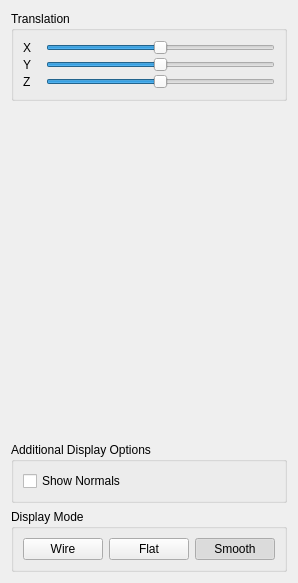
Above: Assignment 2/SidebarUi.ui from jdthorne/cpsc453 before the change. Below: the same form after it.
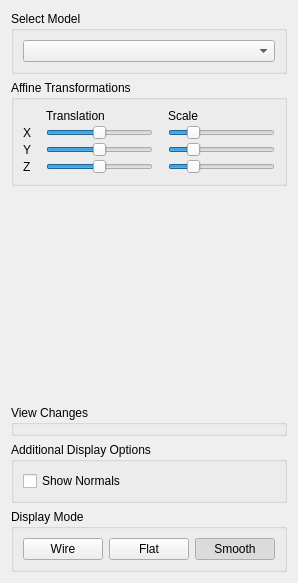
That is the form after the change.

```diff
--- a/Assignment 2/SidebarUi.ui
+++ b/Assignment 2/SidebarUi.ui
@@ -14,10 +14,22 @@
    <string>Form</string>
   </property>
   <layout class="QVBoxLayout" name="verticalLayout">
+   <item>
+    <widget class="QGroupBox" name="groupBox_4">
+     <property name="title">
+      <string>Select Model</string>
+     </property>
+     <layout class="QHBoxLayout" name="horizontalLayout_2">
+      <item>
+       <widget class="QComboBox" name="selectModel"/>
+      </item>
+     </layout>
+    </widget>
+   </item>
    <item>
     <widget class="QGroupBox" name="groupBox_2">
      <property name="title">
-      <string>Translation</string>
+      <string>Affine Transformations</string>
      </property>
      <layout class="QGridLayout" name="gridLayout">
       <property name="horizontalSpacing">
@@ -26,42 +38,56 @@
       <property name="verticalSpacing">
        <number>2</number>
       </property>
-      <item row="0" column="0">
+      <item row="2" column="2">
+       <widget class="QSlider" name="yScale">
+        <property name="maximum">
+         <number>5</number>
+        </property>
+        <property name="value">
+         <number>1</number>
+        </property>
+        <property name="orientation">
+         <enum>Qt::Horizontal</enum>
+        </property>
+       </widget>
+      </item>
+      <item row="0" column="2">
+       <widget class="QLabel" name="label_5">
+        <property name="text">
+         <string>Scale</string>
+        </property>
+       </widget>
+      </item>
+      <item row="0" column="1">
+       <widget class="QLabel" name="label_4">
+        <property name="text">
+         <string>Translation</string>
+        </property>
+       </widget>
+      </item>
+      <item row="1" column="0">
        <widget class="QLabel" name="label">
         <property name="text">
          <string>X</string>
         </property>
        </widget>
       </item>
-      <item row="2" column="0">
+      <item row="3" column="0">
        <widget class="QLabel" name="label_3">
         <property name="text">
          <string>Z</string>
         </property>
        </widget>
       </item>
-      <item row="1" column="0">
+      <item row="2" column="0">
        <widget class="QLabel" name="label_2">
         <property name="text">
          <string>Y</string>
         </property>
        </widget>
       </item>
-      <item row="0" column="1">
-       <widget class="QSlider" name="xTranslation">
-        <property name="minimum">
-         <number>-100</number>
-        </property>
-        <property name="maximum">
-         <number>100</number>
-        </property>
-        <property name="orientation">
-         <enum>Qt::Horizontal</enum>
-        </property>
-       </widget>
-      </item>
       <item row="1" column="1">
-       <widget class="QSlider" name="yTranslation">
+       <widget class="QSlider" name="xTranslation">
         <property name="minimum">
          <number>-100</number>
         </property>
@@ -74,6 +100,19 @@
        </widget>
       </item>
       <item row="2" column="1">
+       <widget class="QSlider" name="yTranslation">
+        <property name="minimum">
+         <number>-100</number>
+        </property>
+        <property name="maximum">
+         <number>100</number>
+        </property>
+        <property name="orientation">
+         <enum>Qt::Horizontal</enum>
+        </property>
+       </widget>
+      </item>
+      <item row="3" column="1">
        <widget class="QSlider" name="zTranslation">
         <property name="minimum">
          <number>-100</number>
@@ -86,6 +125,32 @@
         </property>
        </widget>
       </item>
+      <item row="1" column="2">
+       <widget class="QSlider" name="xScale">
+        <property name="maximum">
+         <number>5</number>
+        </property>
+        <property name="value">
+         <number>1</number>
+        </property>
+        <property name="orientation">
+         <enum>Qt::Horizontal</enum>
+        </property>
+       </widget>
+      </item>
+      <item row="3" column="2">
+       <widget class="QSlider" name="zScale">
+        <property name="maximum">
+         <number>5</number>
+        </property>
+        <property name="value">
+         <number>1</number>
+        </property>
+        <property name="orientation">
+         <enum>Qt::Horizontal</enum>
+        </property>
+       </widget>
+      </item>
      </layout>
     </widget>
    </item>
@@ -102,6 +167,13 @@
      </property>
     </spacer>
    </item>
+   <item>
+    <widget class="QGroupBox" name="groupBox_5">
+     <property name="title">
+      <string>View Changes</string>
+     </property>
+    </widget>
+   </item>
    <item>
     <widget class="QGroupBox" name="groupBox_3">
      <property name="title">
```
